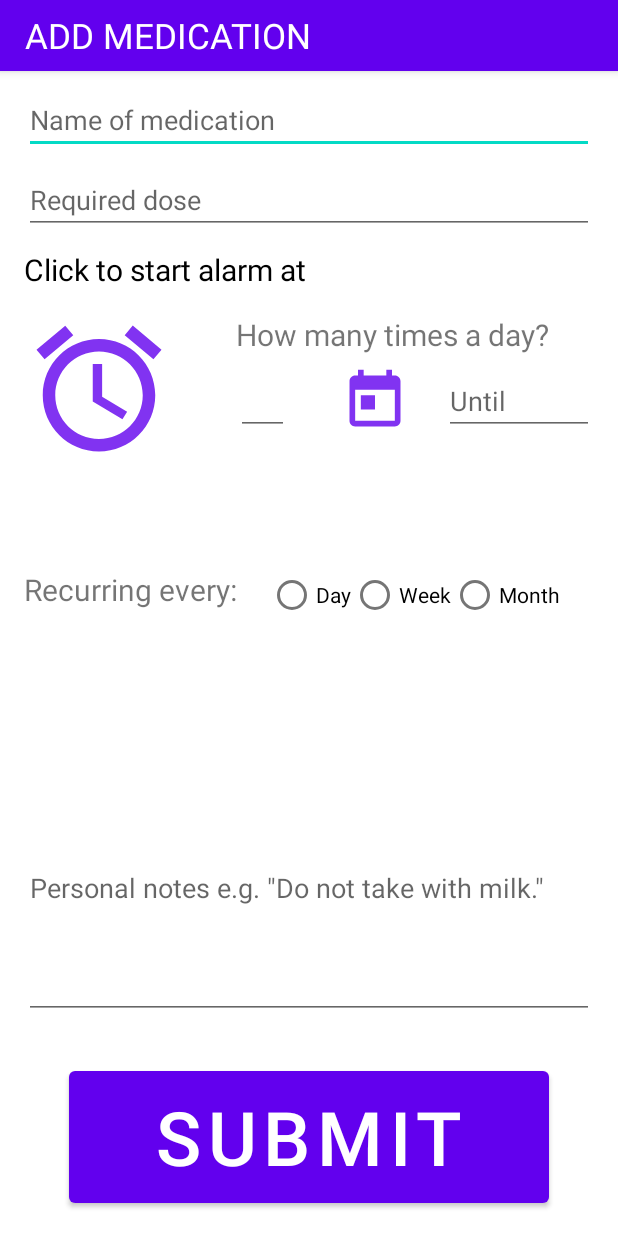
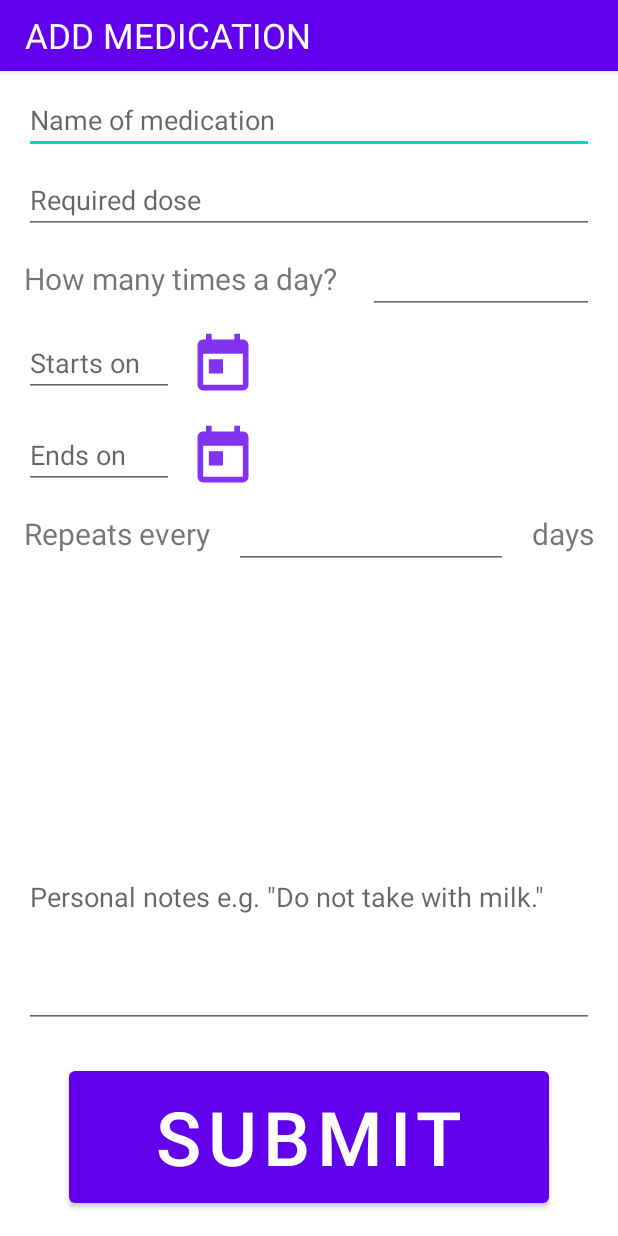
Before and after one commit to Digitaalitontut/Meds-Memory, an Android app: the AddMedication screen opened directly, with no data from a screen before it, on a phone screen of 412 x 824 dp. Run offline under Robolectric (Android 15) with nearby library versions, the phone set to English and light mode, and no system bars.

Commit message:
New version of AddMedication

```diff
--- a/app/src/main/java/com/example/medsmemory/AddMedication.java
+++ b/app/src/main/java/com/example/medsmemory/AddMedication.java
@@ -4,10 +4,8 @@ import androidx.appcompat.app.AppCompatActivity;
 
 import android.app.DatePickerDialog;
 import android.app.TimePickerDialog;
-import android.content.Intent;
 import android.os.Bundle;
 import android.view.View;
-import android.widget.Button;
 import android.widget.DatePicker;
 import android.widget.EditText;
 import android.widget.TextView;
@@ -19,7 +17,7 @@ import java.util.TimeZone;
 
 public class AddMedication extends AppCompatActivity {
 
-    private TextView alarm;
+    private EditText from;
     private EditText until;
 
     @Override
@@ -27,34 +25,27 @@ public class AddMedication extends AppCompatActivity {
         super.onCreate(savedInstanceState);
         setContentView(R.layout.activity_add_medication);
 
-        alarm = findViewById(R.id.textViewTime);
-        until = findViewById(R.id.editTextDate);
+        from = findViewById(R.id.editTextStart);
+        until = findViewById(R.id.editTextEnd);
         TextView title = findViewById(R.id.toolbar_title);
         title.setText(R.string.text_add);
     }
 
-    // Creates a time picker when clock icon is clicked. Picked time then will be sent to TextView.
-    public void setAlarm(View view) {
-        Calendar calendar = Calendar.getInstance();
-        int hour = calendar.get(Calendar.HOUR_OF_DAY);
-        int min = calendar.get(Calendar.MINUTE);
-        TimePickerDialog timePickerDialog = new TimePickerDialog(this, R.style.ThemeOverlay_AppCompat_Dialog, new TimePickerDialog.OnTimeSetListener() {
-            @Override
-            public void onTimeSet(TimePicker view, int hourOfDay, int minute) {
-                Calendar c = Calendar.getInstance();
-                c.set(Calendar.HOUR_OF_DAY, hourOfDay);
-                c.set(Calendar.MINUTE, minute);
-                c.setTimeZone(TimeZone.getDefault());
-                SimpleDateFormat format = new SimpleDateFormat("k:mm");
-                String time = format.format(c.getTime());
-                alarm.setText(time);
-            }
-        }, hour, min, true);
-        timePickerDialog.show();
-    }
 
-    // Creates a date picker when calendar icon is clicked. Picked date will be sent to editText next to it.
+    /**
+     * Creates a date picker when one of the calendar icon is clicked.
+     * Picked date will be sent to an EditText according to which button is pressed.
+     *
+     * @param view
+     */
     public void setDate(View view) {
+        EditText text;
+        if (view.getId() == R.id.buttonStart) {
+            text = this.from;
+        } else {
+            text = this.until;
+        }
+
         Calendar calendar = Calendar.getInstance();
         int day = calendar.get(Calendar.DAY_OF_MONTH);
         int month = calendar.get(Calendar.MONTH);
@@ -68,7 +59,7 @@ public class AddMedication extends AppCompatActivity {
                 c.set(Calendar.DAY_OF_MONTH, dayOfMonth);
                 SimpleDateFormat format = new SimpleDateFormat("dd.MM.yyyy");
                 String set = format.format(c.getTime());
-                until.setText(set);
+                text.setText(set);
             }
 
         }, year, month, day);
--- a/app/src/main/res/layout/activity_add_medication.xml
+++ b/app/src/main/res/layout/activity_add_medication.xml
@@ -40,113 +40,74 @@
         app:layout_constraintTop_toBottomOf="@+id/editTextMedication" />
 
     <TextView
-        android:id="@+id/textViewAlarm"
+        android:id="@+id/textViewFrequency"
         android:layout_width="wrap_content"
         android:layout_height="wrap_content"
         android:layout_marginStart="16dp"
-        android:layout_marginTop="10dp"
-        android:text="@string/text_alarm"
-        android:textColor="@color/black"
+        android:layout_marginTop="16dp"
+        android:text="How many times a day? "
         android:textSize="20sp"
         app:layout_constraintStart_toStartOf="parent"
         app:layout_constraintTop_toBottomOf="@+id/editTextDose" />
 
-    <TextView
-        android:id="@+id/textViewTime"
-        android:layout_width="wrap_content"
-        android:layout_height="wrap_content"
-        android:layout_marginStart="14dp"
-        android:textSize="20sp"
-        app:layout_constraintBaseline_toBaselineOf="@+id/textViewAlarm"
-        app:layout_constraintStart_toEndOf="@+id/textViewAlarm" />
-
-    <Button
-        android:id="@+id/buttonAlarm"
-        style="@style/Widget.AppCompat.Button.Borderless"
-        android:layout_width="100dp"
-        android:layout_height="100dp"
-        android:layout_marginStart="16dp"
-        android:layout_marginTop="16dp"
-        android:background="@drawable/ic_baseline_access_alarm_24"
-        android:onClick="setAlarm"
-        app:layout_constraintStart_toStartOf="parent"
-        app:layout_constraintTop_toBottomOf="@+id/textViewAlarm" />
-
-    <TextView
-        android:id="@+id/textViewFrequency"
-        android:layout_width="wrap_content"
-        android:layout_height="wrap_content"
-        android:layout_marginTop="16dp"
-        android:text="How many times a day? "
-        android:textSize="20sp"
-        app:layout_constraintEnd_toEndOf="parent"
-        app:layout_constraintStart_toEndOf="@+id/buttonAlarm"
-        app:layout_constraintTop_toBottomOf="@+id/textViewAlarm" />
-
     <EditText
         android:id="@+id/editTextNumber"
-        android:layout_width="35dp"
+        android:layout_width="0dp"
         android:layout_height="wrap_content"
+        android:layout_marginStart="16dp"
+        android:layout_marginEnd="16dp"
         android:ems="10"
         android:inputType="number"
         android:textSize="24sp"
-        app:layout_constraintStart_toStartOf="@+id/textViewFrequency"
+        app:layout_constraintEnd_toEndOf="parent"
+        app:layout_constraintHorizontal_bias="0.3"
+        app:layout_constraintStart_toEndOf="@+id/textViewFrequency"
+        app:layout_constraintTop_toBottomOf="@+id/editTextDose" />
+
+    <EditText
+        android:id="@+id/editTextStart"
+        android:layout_width="100dp"
+        android:layout_height="wrap_content"
+        android:layout_marginStart="16dp"
+        android:layout_marginTop="20dp"
+        android:ems="10"
+        android:hint="Starts on"
+        android:inputType="date"
+        app:layout_constraintStart_toStartOf="parent"
         app:layout_constraintTop_toBottomOf="@+id/textViewFrequency" />
 
     <EditText
-        android:id="@+id/editTextDate"
+        android:id="@+id/editTextEnd"
         android:layout_width="100dp"
         android:layout_height="wrap_content"
-        android:layout_marginEnd="16dp"
+        android:layout_marginStart="16dp"
+        android:layout_marginTop="16dp"
         android:ems="10"
-        android:hint="Until"
+        android:hint="Ends on"
         android:inputType="date"
-        app:layout_constraintBottom_toBottomOf="@+id/editTextNumber"
-        app:layout_constraintEnd_toEndOf="parent" />
+        app:layout_constraintStart_toStartOf="parent"
+        app:layout_constraintTop_toBottomOf="@+id/editTextStart" />
 
     <TextView
         android:id="@+id/textViewRecurring"
         android:layout_width="wrap_content"
         android:layout_height="wrap_content"
         android:layout_marginStart="16dp"
-        android:text="Recurring every:"
+        android:layout_marginTop="16dp"
+        android:text="Repeats every"
         android:textSize="20sp"
-        app:layout_constraintBottom_toTopOf="@+id/editMultiLineNotes"
         app:layout_constraintStart_toStartOf="parent"
-        app:layout_constraintTop_toBottomOf="@+id/buttonAlarm"
-        app:layout_constraintVertical_bias="0.3" />
+        app:layout_constraintTop_toBottomOf="@+id/editTextEnd" />
 
-    <RadioGroup
-        android:id="@+id/radioGroup"
+    <TextView
+        android:id="@+id/textViewRecurring2"
         android:layout_width="wrap_content"
         android:layout_height="wrap_content"
-        android:orientation="horizontal"
-        app:layout_constraintBottom_toTopOf="@+id/editMultiLineNotes"
-        app:layout_constraintEnd_toEndOf="parent"
-        app:layout_constraintHorizontal_bias="0.35"
-        app:layout_constraintStart_toEndOf="@+id/textViewRecurring"
-        app:layout_constraintTop_toBottomOf="@+id/buttonAlarm"
-        app:layout_constraintVertical_bias="0.3">
-
-        <RadioButton
-            android:id="@+id/radioDay"
-            android:layout_width="wrap_content"
-            android:layout_height="wrap_content"
-            android:text="Day" />
-
-        <RadioButton
-            android:id="@+id/radioWeek"
-            android:layout_width="wrap_content"
-            android:layout_height="wrap_content"
-            android:text="Week" />
-
-        <RadioButton
-            android:id="@+id/radioMonth"
-            android:layout_width="wrap_content"
-            android:layout_height="wrap_content"
-            android:text="Month" />
-
-    </RadioGroup>
+        android:layout_marginEnd="16dp"
+        android:text="days"
+        android:textSize="20sp"
+        app:layout_constraintBaseline_toBaselineOf="@+id/textViewRecurring"
+        app:layout_constraintEnd_toEndOf="parent" />
 
     <EditText
         android:id="@+id/editMultiLineNotes"
@@ -162,7 +123,7 @@
         app:layout_constraintEnd_toEndOf="parent"
         app:layout_constraintHorizontal_bias="0.0"
         app:layout_constraintStart_toStartOf="parent"
-        app:layout_constraintTop_toBottomOf="@+id/buttonAlarm"
+        app:layout_constraintTop_toBottomOf="@+id/textViewRecurring"
         app:layout_constraintVertical_bias="0.9" />
 
     <Button
@@ -179,15 +140,37 @@
         app:layout_constraintStart_toStartOf="parent" />
 
     <Button
-        android:id="@+id/button"
+        android:id="@+id/buttonStart"
         style="@style/Widget.AppCompat.Button.Borderless"
         android:layout_width="45dp"
         android:layout_height="45dp"
+        android:layout_marginStart="10dp"
         android:background="@drawable/ic_baseline_today_24"
         android:onClick="setDate"
-        app:layout_constraintBottom_toBottomOf="@+id/editTextNumber"
-        app:layout_constraintEnd_toStartOf="@+id/editTextDate"
-        app:layout_constraintHorizontal_bias="0.6"
-        app:layout_constraintStart_toEndOf="@+id/editTextNumber" />
+        app:layout_constraintBaseline_toBaselineOf="@+id/editTextStart"
+        app:layout_constraintStart_toEndOf="@+id/editTextStart" />
+
+    <Button
+        android:id="@+id/buttonEnd"
+        style="@style/Widget.AppCompat.Button.Borderless"
+        android:layout_width="45dp"
+        android:layout_height="45dp"
+        android:layout_marginStart="10dp"
+        android:background="@drawable/ic_baseline_today_24"
+        android:onClick="setDate"
+        app:layout_constraintBaseline_toBaselineOf="@+id/editTextEnd"
+        app:layout_constraintStart_toEndOf="@+id/editTextEnd" />
+
+    <EditText
+        android:id="@+id/editTextDays"
+        android:layout_width="0dp"
+        android:layout_height="wrap_content"
+        android:layout_marginStart="16dp"
+        android:layout_marginEnd="16dp"
+        android:ems="10"
+        android:inputType="number"
+        app:layout_constraintBaseline_toBaselineOf="@+id/textViewRecurring"
+        app:layout_constraintEnd_toStartOf="@+id/textViewRecurring2"
+        app:layout_constraintStart_toEndOf="@+id/textViewRecurring" />
 
 </androidx.constraintlayout.widget.ConstraintLayout>
```
